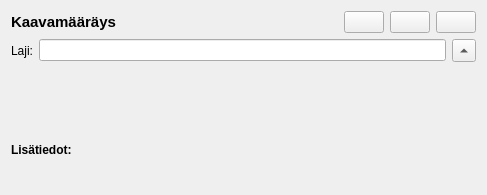
Above: arho_feature_template/gui/components/plan_regulation_widget.ui from GispoCoding/arho-qgis-plugin before the change. Below: the same form after it.
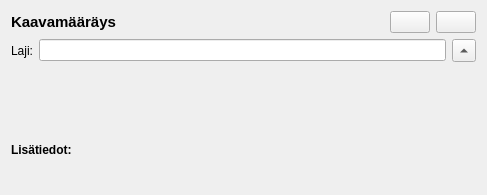
That is the form after the change.

Commit message: combine additional information button and plan attribute buttons

Diff of the .ui file:
```diff
--- a/arho_feature_template/gui/components/plan_regulation_widget.ui
+++ b/arho_feature_template/gui/components/plan_regulation_widget.ui
@@ -53,17 +53,7 @@
       </spacer>
      </item>
      <item>
-      <widget class="QPushButton" name="add_additional_information_btn">
-       <property name="toolTip">
-        <string>Lisätieto</string>
-       </property>
-       <property name="text">
-        <string/>
-       </property>
-      </widget>
-     </item>
-     <item>
-      <widget class="QPushButton" name="add_field_btn">
+      <widget class="QPushButton" name="add_attribute_or_information_btn">
        <property name="toolTip">
         <string>Muu tieto</string>
        </property>
```
The commit also changes 1 other file.
